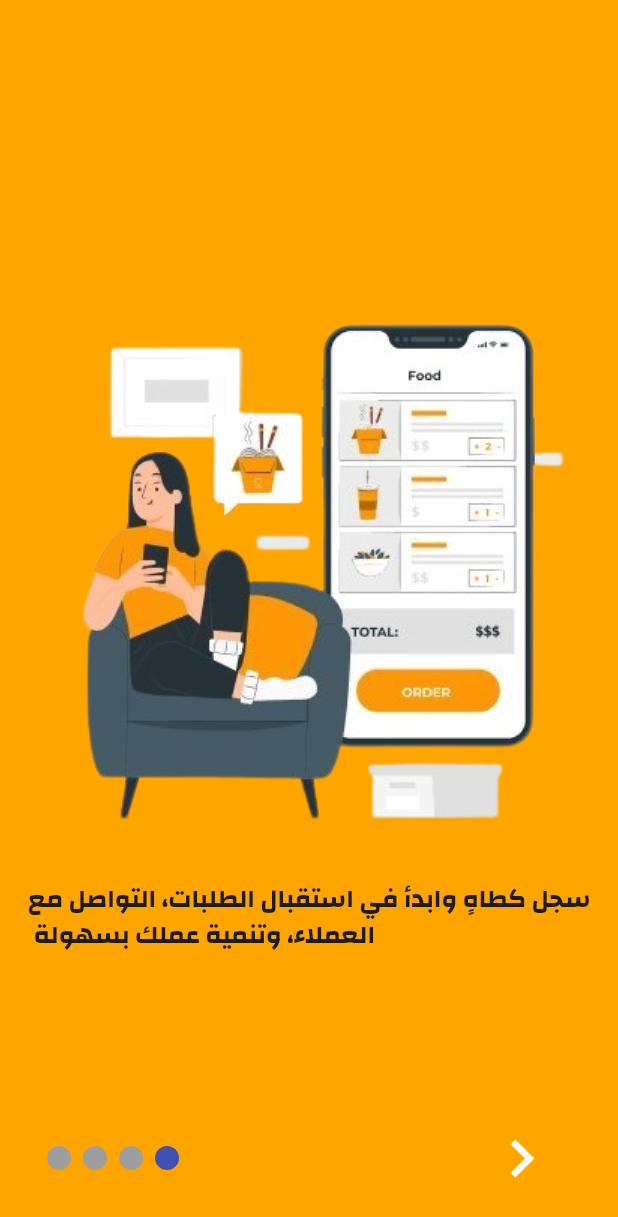
After one commit to alia7medma7moud/foodia_app, a Flutter app: the OnBoarding2 screen opened by its route, swiped to page 4, on a phone screen of 412 x 824 dp. The commit adds this screen. Shown: the top 1217 px of the screen. Run offline on Flutter 3.47's test engine with Material 3 defaults, Android fonts, the phone set to English and light mode, and no system bars; drawn by our look-alikes of smooth_page_indicator; our stand-ins replace flutter_screenutil, go_router, pin_code_fields.

Commit message:
change add screen 4

```diff
--- a/lib/onbording/on_boarding2.dart
+++ b/lib/onbording/on_boarding2.dart
@@ -1,7 +1,8 @@
 import 'package:flutter/material.dart';
-import 'package:foodia_app/onbording/screens/screen1.dart';
-import 'package:foodia_app/onbording/screens/screen2.dart';
-import 'package:foodia_app/onbording/screens/screen3.dart';
+import 'package:foodia_app/onbording/onbording%20screens/screem4.dart';
+import 'package:foodia_app/onbording/onbording%20screens/screen1.dart';
+import 'package:foodia_app/onbording/onbording%20screens/screen2.dart';
+import 'package:foodia_app/onbording/onbording%20screens/screen3.dart';
 import 'package:foodia_app/routing/app_routes.dart';
 import 'package:go_router/go_router.dart';
 
@@ -23,7 +24,13 @@ class _OnBoarding2State extends State<OnBoarding2> {
         children: [
           PageView(
             controller: pageController,
-            children: [Screen1(), Screen2(), Screen3()],
+            children: [
+               Screen1(),
+               Screen2(),
+               Screen3() ,
+                Screen4(),
+
+                ],
           ),
 
           Container(
@@ -31,12 +38,12 @@ class _OnBoarding2State extends State<OnBoarding2> {
             child: Row(
               mainAxisAlignment: MainAxisAlignment.spaceAround,
               children: [
-                SmoothPageIndicator(controller: pageController, count: 3),
+                SmoothPageIndicator(controller: pageController, count: 4),
                 SizedBox(width: 70),
                 GestureDetector(
                   child: IconButton(
                     onPressed: () {
-                      GoRouter.of(context).pushNamed(AppRoutes.loginScreen);
+                      GoRouter.of(context).pushNamed(AppRoutes.firstpage);
                     },
                     icon: Icon(
                       Icons.chevron_right,
--- /dev/null
+++ b/lib/onbording/onbording screens/screem4.dart
@@ -0,0 +1,33 @@
+import 'package:flutter/material.dart';
+import 'package:foodia_app/styling/app_assets.dart';
+import 'package:foodia_app/styling/app_fonts.dart';
+
+class Screen4 extends StatelessWidget {
+  const Screen4({super.key});
+
+  @override
+  Widget build(BuildContext context) {
+    return Scaffold(
+      backgroundColor: Color(0xffFEA500),
+      body: Center(
+        child: Column(
+          mainAxisAlignment: MainAxisAlignment.center,
+          children: [
+            //======================================== image  ==================
+            Image.asset(AppAssets.onboardingscreen4),
+            SizedBox(height: 20),
+            //=========================================== Text =================
+            Text(
+              "سجل كطاهٍ وابدأ في استقبال الطلبات، التواصل مع\n العملاء، وتنمية عملك بسهولة",
+              style: TextStyle(
+                fontFamily: AppFonts.mainfontsname,
+                fontSize: 17,
+                fontWeight: FontWeight.bold,
+              ),
+            ),
+          ],
+        ),
+      ),
+    );
+  }
+}
--- a/lib/routing/app_routes.dart
+++ b/lib/routing/app_routes.dart
@@ -7,4 +7,5 @@ class AppRoutes {
   static const String sucesspassword = "/sucess_pass";
   static const String verifyotp = "/verify_otp_page";
   static const String onbordingscreen2 = "/on_bording2";
+  static const String firstpage = "/first_page";
 }
--- a/lib/routing/router_generation.dart
+++ b/lib/routing/router_generation.dart
@@ -6,6 +6,7 @@ import 'package:foodia_app/auth/screens/sucess_pass.dart';
 import 'package:foodia_app/auth/screens/verify_otp_page.dart';
 import 'package:foodia_app/onbording/on_boarding1.dart';
 import 'package:foodia_app/onbording/on_boarding2.dart';
+import 'package:foodia_app/pages/first_page.dart';
 import 'package:foodia_app/routing/app_routes.dart';
 import 'package:go_router/go_router.dart';
 
@@ -55,6 +56,12 @@ class RouterGeneration {
         name: AppRoutes.onbordingscreen2 ,
        builder: (context, State) => OnBoarding2(),
 
+        ) ,
+      GoRoute(
+        path: AppRoutes.firstpage,
+        name: AppRoutes.firstpage ,
+       builder: (context, State) => Firstpage(),
+
         )
 
     ],
--- a/lib/styling/app_assets.dart
+++ b/lib/styling/app_assets.dart
@@ -9,4 +9,5 @@ class AppAssets {
   static final String onboardingscreen1 = "assets/images/onbordingscreen1.png";
   static final String onboardingscreen2 = "assets/images/onbordingscreen2.png";
   static final String onboardingscreen3 = "assets/images/onbordingscreen3.png";
+  static final String onboardingscreen4 = "assets/images/ondordingscreen4.png";
 }
```
Also changed, not shown: lib/pages/first_page.dart (added, +80 -0 lines), lib/pages/ttt.dart (added, +32 -0 lines), assets/images/ondordingscreen4.png (added), lib/onbording/onbording screens/screen1.dart (renamed from lib/onbording/screens/screen1.dart), lib/onbording/onbording screens/screen2.dart (renamed from lib/onbording/screens/screen2.dart), lib/onbording/onbording screens/screen3.dart (renamed from lib/onbording/screens/screen3.dart).
